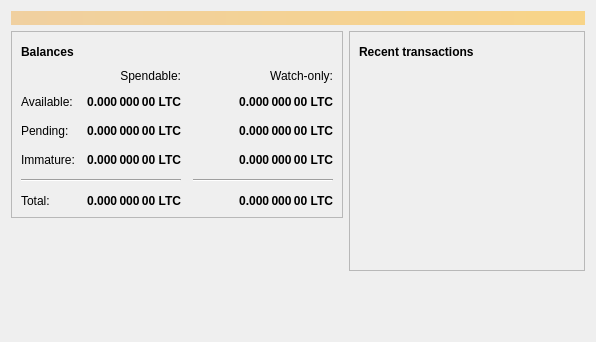
Qt form src/qt/forms/overviewpage.ui (Findblocks/bitdeal) before a commit.
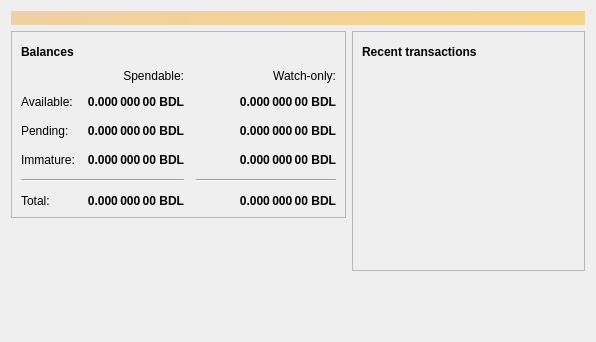
The same form after that commit. Icons and pictures are not drawn.

Diff of the .ui file:
```diff
--- a/src/qt/forms/overviewpage.ui
+++ b/src/qt/forms/overviewpage.ui
@@ -129,7 +129,7 @@
                <string>Unconfirmed transactions to watch-only addresses</string>
               </property>
               <property name="text">
-               <string notr="true">0.000 000 00 LTC</string>
+               <string notr="true">0.000 000 00 BDL</string>
               </property>
               <property name="alignment">
                <set>Qt::AlignRight|Qt::AlignTrailing|Qt::AlignVCenter</set>
@@ -154,7 +154,7 @@
                <string>Total of transactions that have yet to be confirmed, and do not yet count toward the spendable balance</string>
               </property>
               <property name="text">
-               <string notr="true">0.000 000 00 LTC</string>
+               <string notr="true">0.000 000 00 BDL</string>
               </property>
               <property name="alignment">
                <set>Qt::AlignRight|Qt::AlignTrailing|Qt::AlignVCenter</set>
@@ -179,7 +179,7 @@
                <string>Mined balance in watch-only addresses that has not yet matured</string>
               </property>
               <property name="text">
-               <string notr="true">0.000 000 00 LTC</string>
+               <string notr="true">0.000 000 00 BDL</string>
               </property>
               <property name="alignment">
                <set>Qt::AlignRight|Qt::AlignTrailing|Qt::AlignVCenter</set>
@@ -237,7 +237,7 @@
                <string>Mined balance that has not yet matured</string>
               </property>
               <property name="text">
-               <string notr="true">0.000 000 00 LTC</string>
+               <string notr="true">0.000 000 00 BDL</string>
               </property>
               <property name="alignment">
                <set>Qt::AlignRight|Qt::AlignTrailing|Qt::AlignVCenter</set>
@@ -282,7 +282,7 @@
                <string>Your current total balance</string>
               </property>
               <property name="text">
-               <string notr="true">0.000 000 00 LTC</string>
+               <string notr="true">0.000 000 00 BDL</string>
               </property>
               <property name="alignment">
                <set>Qt::AlignRight|Qt::AlignTrailing|Qt::AlignVCenter</set>
@@ -307,7 +307,7 @@
                <string>Current total balance in watch-only addresses</string>
               </property>
               <property name="text">
-               <string notr="true">0.000 000 00 LTC</string>
+               <string notr="true">0.000 000 00 BDL</string>
               </property>
               <property name="alignment">
                <set>Qt::AlignRight|Qt::AlignTrailing|Qt::AlignVCenter</set>
@@ -349,7 +349,7 @@
                <string>Your current spendable balance</string>
               </property>
               <property name="text">
-               <string notr="true">0.000 000 00 LTC</string>
+               <string notr="true">0.000 000 00 BDL</string>
               </property>
               <property name="alignment">
                <set>Qt::AlignRight|Qt::AlignTrailing|Qt::AlignVCenter</set>
@@ -374,7 +374,7 @@
                <string>Your current balance in watch-only addresses</string>
               </property>
               <property name="text">
-               <string notr="true">0.000 000 00 LTC</string>
+               <string notr="true">0.000 000 00 BDL</string>
               </property>
               <property name="alignment">
                <set>Qt::AlignRight|Qt::AlignTrailing|Qt::AlignVCenter</set>
```
